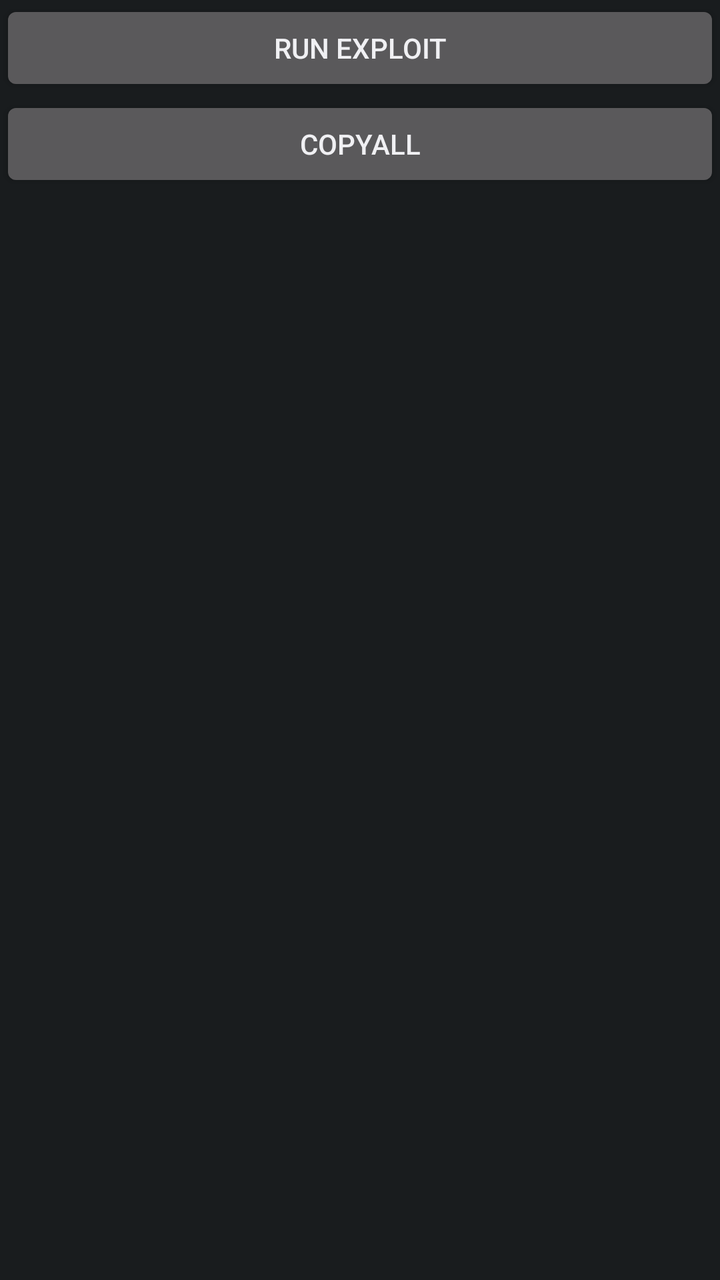
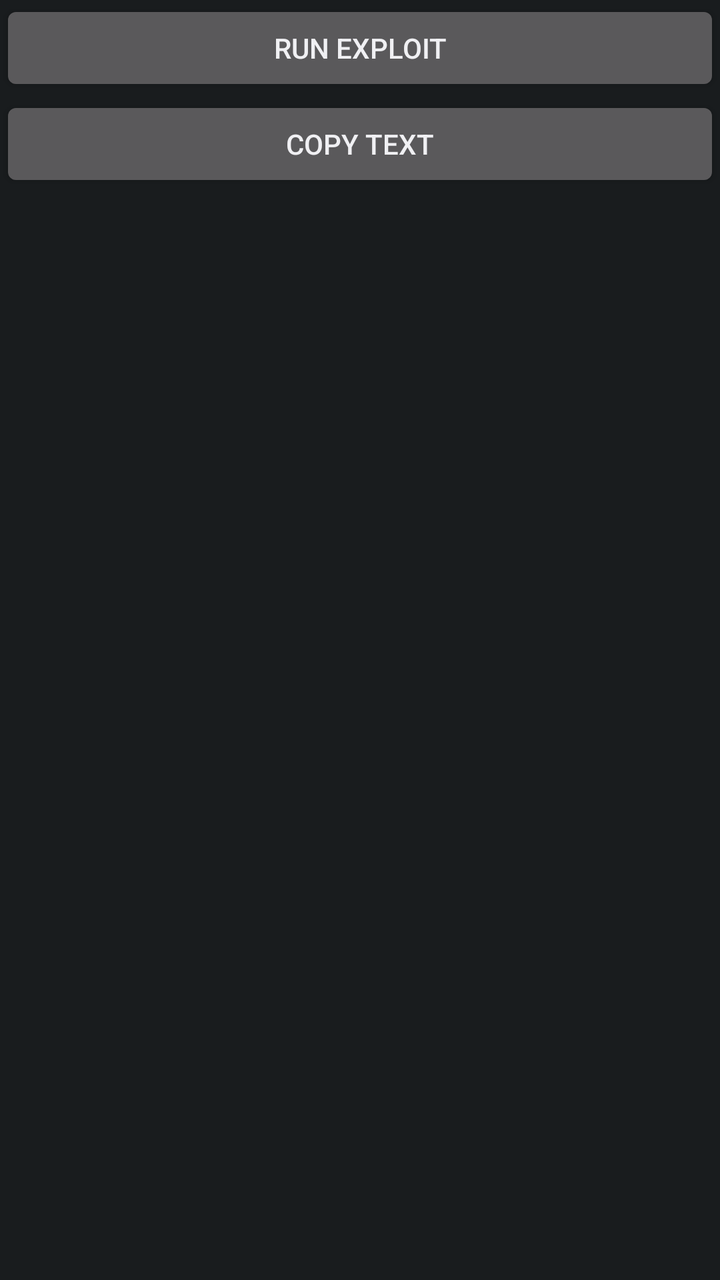

Compare the two renders of this Android layout. The source of the first and the diff that turns it into the second are given below.
<!-- AndroidManifest.xml: application theme android:Theme.DeviceDefault -->
<!-- res/layout/main.xml -->
<?xml version="1.0" encoding="utf-8"?>
<ScrollView xmlns:android="http://schemas.android.com/apk/res/android"
    android:layout_width="match_parent"
    android:layout_height="match_parent" >
    <LinearLayout
        android:orientation="vertical"
        android:layout_width="match_parent"
        android:layout_height="match_parent"
        android:gravity="center">
        <Button
            android:layout_width="match_parent"
            android:layout_height="wrap_content"
            android:text="Run exploit"
            android:id="@+id/exploit"/>
        <Button
            android:layout_width="match_parent"
            android:layout_height="wrap_content"
            android:text="patchMod"
            android:visibility="gone"
            android:id="@+id/patchMod"/>
        <Button
            android:layout_width="match_parent"
            android:layout_height="wrap_content"
            android:text="patchLibc"
            android:visibility="gone"
            android:id="@+id/patchLibc"/>
        <Button
            android:layout_width="match_parent"
            android:layout_height="wrap_content"
            android:text="patchCxx"
            android:visibility="gone"
            android:id="@+id/patchCxx"/>
        <Button
            android:layout_width="match_parent"
            android:layout_height="wrap_content"
            android:text="patchAll"
            android:visibility="gone"
            android:id="@+id/patchAll"/>
        <Button
            android:layout_width="match_parent"
            android:layout_height="wrap_content"
            android:text="copyAll"
            android:id="@+id/copyAll"/>
        <Button
            android:layout_width="match_parent"
            android:layout_height="wrap_content"
            android:text="forkProcess"
            android:visibility="gone"
            android:id="@+id/forkProcess"/>
        <TextView
            android:layout_width="match_parent"
            android:layout_height="wrap_content"
            android:id="@+id/status" />
    </LinearLayout>
</ScrollView>
<!-- resources referenced by this layout -->
<resources>

</resources>

<!-- the commit's change to res/layout/main.xml (unified diff, before → after) -->
@@ -2,54 +2,54 @@
 <ScrollView xmlns:android="http://schemas.android.com/apk/res/android"
     android:layout_width="match_parent"
     android:layout_height="match_parent" >
-    <LinearLayout
-        android:orientation="vertical"
+<LinearLayout
+    android:orientation="vertical"
+    android:layout_width="match_parent"
+    android:layout_height="match_parent"
+    android:gravity="center">
+    <Button
         android:layout_width="match_parent"
-        android:layout_height="match_parent"
-        android:gravity="center">
-        <Button
-            android:layout_width="match_parent"
-            android:layout_height="wrap_content"
-            android:text="Run exploit"
-            android:id="@+id/exploit"/>
-        <Button
-            android:layout_width="match_parent"
-            android:layout_height="wrap_content"
-            android:text="patchMod"
-            android:visibility="gone"
-            android:id="@+id/patchMod"/>
-        <Button
-            android:layout_width="match_parent"
-            android:layout_height="wrap_content"
-            android:text="patchLibc"
-            android:visibility="gone"
-            android:id="@+id/patchLibc"/>
-        <Button
-            android:layout_width="match_parent"
-            android:layout_height="wrap_content"
-            android:text="patchCxx"
-            android:visibility="gone"
-            android:id="@+id/patchCxx"/>
-        <Button
-            android:layout_width="match_parent"
-            android:layout_height="wrap_content"
-            android:text="patchAll"
-            android:visibility="gone"
-            android:id="@+id/patchAll"/>
-        <Button
-            android:layout_width="match_parent"
-            android:layout_height="wrap_content"
-            android:text="copyAll"
-            android:id="@+id/copyAll"/>
-        <Button
-            android:layout_width="match_parent"
-            android:layout_height="wrap_content"
-            android:text="forkProcess"
-            android:visibility="gone"
-            android:id="@+id/forkProcess"/>
-        <TextView
-            android:layout_width="match_parent"
-            android:layout_height="wrap_content"
-            android:id="@+id/status" />
-    </LinearLayout>
+        android:layout_height="wrap_content"
+        android:text="Run exploit"
+        android:id="@+id/exploit"/>
+    <Button
+        android:layout_width="match_parent"
+        android:layout_height="wrap_content"
+        android:text="patchMod"
+        android:visibility="gone"
+        android:id="@+id/patchMod"/>
+    <Button
+        android:layout_width="match_parent"
+        android:layout_height="wrap_content"
+        android:text="patchLibc"
+        android:visibility="gone"
+        android:id="@+id/patchLibc"/>
+    <Button
+        android:layout_width="match_parent"
+        android:layout_height="wrap_content"
+        android:text="patchCxx"
+        android:visibility="gone"
+        android:id="@+id/patchCxx"/>
+    <Button
+        android:layout_width="match_parent"
+        android:layout_height="wrap_content"
+        android:text="Run dirtyfrag and load ksu"
+        android:visibility="gone"
+        android:id="@+id/patchAll"/>
+    <Button
+        android:layout_width="match_parent"
+        android:layout_height="wrap_content"
+        android:text="copy text"
+        android:id="@+id/copyAll"/>
+    <Button
+        android:layout_width="match_parent"
+        android:layout_height="wrap_content"
+        android:text="forkProcess"
+        android:visibility="gone"
+        android:id="@+id/forkProcess"/>
+    <TextView
+        android:layout_width="match_parent"
+        android:layout_height="wrap_content"
+        android:id="@+id/status" />
+</LinearLayout>
 </ScrollView>
